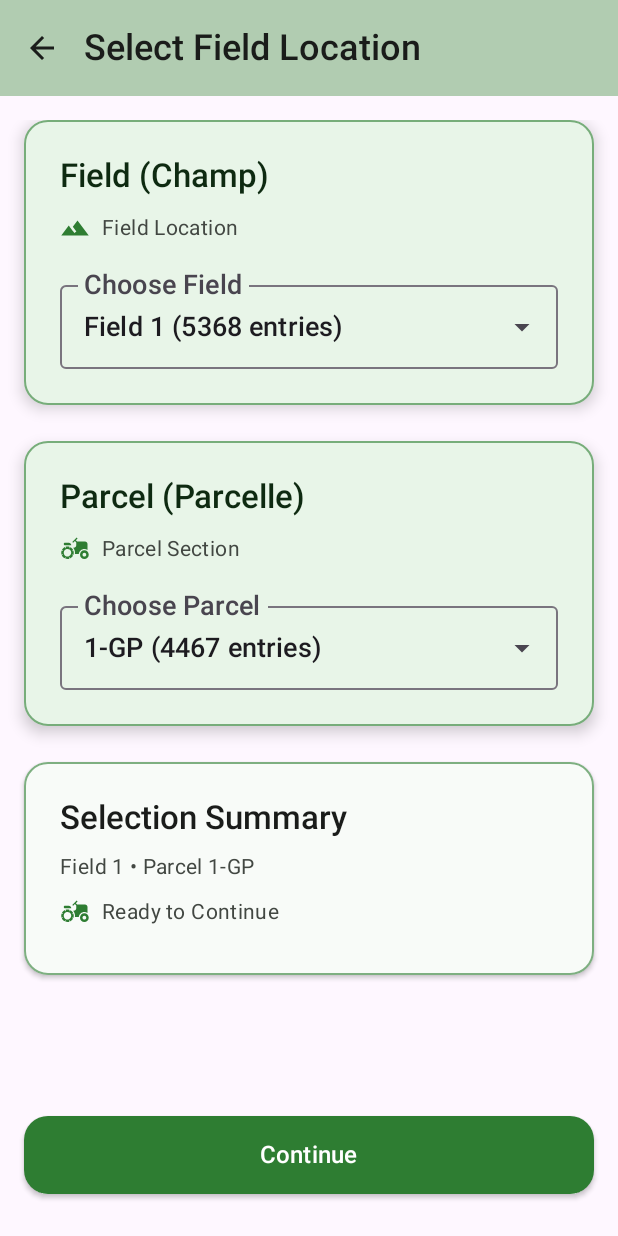
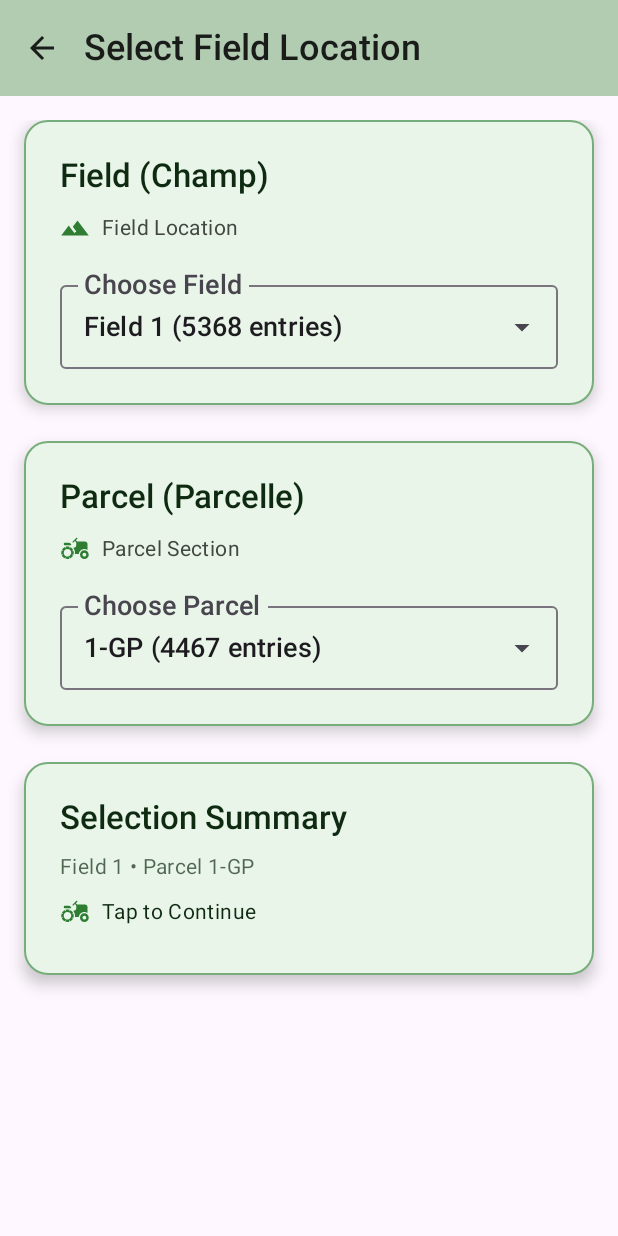
Before and after one commit to marclefrancois/peony-identifier, an Android app built with Jetpack Compose: the FieldSelectionScreen screen opened through its navigation route, on a phone screen of 412 x 824 dp. Run offline under Robolectric (Android 15) with nearby library versions, the phone set to English and light mode, and no system bars; our stand-ins replace Compose Multiplatform resources.

Commit message:
Implement Enhanced Field Selection UX v1.7.0
- Replace continue button with clickable selection summary
- Add visual feedback with selected state styling
- Remove ripple effects from Field and Parcel cards
- Improve single-tap navigation workflow
- Update plan.md to mark feature as completed

Changes streamline the user experience by eliminating the separate continue button
and making the selection summary itself the interactive navigation element.

```diff
--- a/composeApp/src/commonMain/kotlin/com/pivoinescapano/identifier/presentation/screen/FieldSelectionScreen.kt
+++ b/composeApp/src/commonMain/kotlin/com/pivoinescapano/identifier/presentation/screen/FieldSelectionScreen.kt
@@ -44,7 +44,6 @@ import com.pivoinescapano.identifier.data.usecase.GetFieldEntriesUseCase
 import com.pivoinescapano.identifier.presentation.theme.AppColors
 import com.pivoinescapano.identifier.presentation.theme.AppSpacing
 import com.pivoinescapano.identifier.presentation.theme.AppTypography
-import com.pivoinescapano.identifier.presentation.theme.ContinueButton
 import com.pivoinescapano.identifier.presentation.theme.FieldSelectionCard
 import com.pivoinescapano.identifier.presentation.viewmodel.FieldSelectionViewModel
 import org.jetbrains.compose.ui.tooling.preview.Preview
@@ -146,7 +145,6 @@ fun FieldSelectionScreen(
                             FieldSelectionCard(
                                 title = "Field (Champ)",
                                 selected = uiState.selectedChamp != null,
-                                onClick = { /* We'll show dropdown instead */ },
                             ) {
                                 Row(
                                     modifier = Modifier.fillMaxWidth().padding(bottom = AppSpacing.S),
@@ -191,7 +189,6 @@ fun FieldSelectionScreen(
                                 FieldSelectionCard(
                                     title = "Parcel (Parcelle)",
                                     selected = uiState.selectedParcelle != null,
-                                    onClick = { /* We'll show dropdown instead */ },
                                 ) {
                                     Row(
                                         modifier = Modifier.fillMaxWidth().padding(bottom = AppSpacing.S),
@@ -237,8 +234,14 @@ fun FieldSelectionScreen(
                                 FieldSelectionCard(
                                     title = "Selection Summary",
                                     subtitle = "Field ${uiState.selectedChamp} • Parcel ${uiState.selectedParcelle}",
-                                    selected = false,
-                                    onClick = { /* Read-only card */ },
+                                    selected = true,
+                                    onClick = {
+                                        val champ = uiState.selectedChamp
+                                        val parcelle = uiState.selectedParcelle
+                                        if (champ != null && parcelle != null) {
+                                            onContinue(champ, parcelle)
+                                        }
+                                    },
                                 ) {
                                     Row(
                                         modifier = Modifier.fillMaxWidth().padding(bottom = AppSpacing.S),
@@ -252,9 +255,9 @@ fun FieldSelectionScreen(
                                             modifier = Modifier.size(20.dp),
                                         )
                                         Text(
-                                            text = "Ready to Continue",
+                                            text = "Tap to Continue",
                                             style = AppTypography.BodyMedium,
-                                            color = AppColors.OnSurfaceVariant,
+                                            color = AppColors.OnPrimaryContainer,
                                         )
                                     }
                                 }
@@ -262,20 +265,6 @@ fun FieldSelectionScreen(
                         }
                     }
                 }
-
-                // Continue Button at bottom
-                ContinueButton(
-                    onClick = {
-                        val champ = uiState.selectedChamp
-                        val parcelle = uiState.selectedParcelle
-                        if (champ != null && parcelle != null) {
-                            onContinue(champ, parcelle)
-                        }
-                    },
-                    enabled = uiState.canContinue,
-                    text = "Continue",
-                    modifier = Modifier.padding(top = AppSpacing.SectionSpacing, bottom = AppSpacing.M),
-                )
             }
         }
     }
--- a/composeApp/src/commonMain/kotlin/com/pivoinescapano/identifier/presentation/theme/DesignSystem.kt
+++ b/composeApp/src/commonMain/kotlin/com/pivoinescapano/identifier/presentation/theme/DesignSystem.kt
@@ -282,14 +282,14 @@ fun FieldSelectionCard(
     title: String,
     subtitle: String? = null,
     selected: Boolean = false,
-    onClick: () -> Unit,
+    onClick: (() -> Unit)? = null,
     content: @Composable ColumnScope.() -> Unit,
 ) {
     Card(
         modifier =
             modifier
                 .fillMaxWidth()
-                .clickable { onClick() },
+                .let { if (onClick != null) it.clickable { onClick() } else it },
         elevation =
             CardDefaults.cardElevation(
                 defaultElevation = if (selected) 6.dp else 2.dp,
```
Also changed, not shown: 1 other file.
